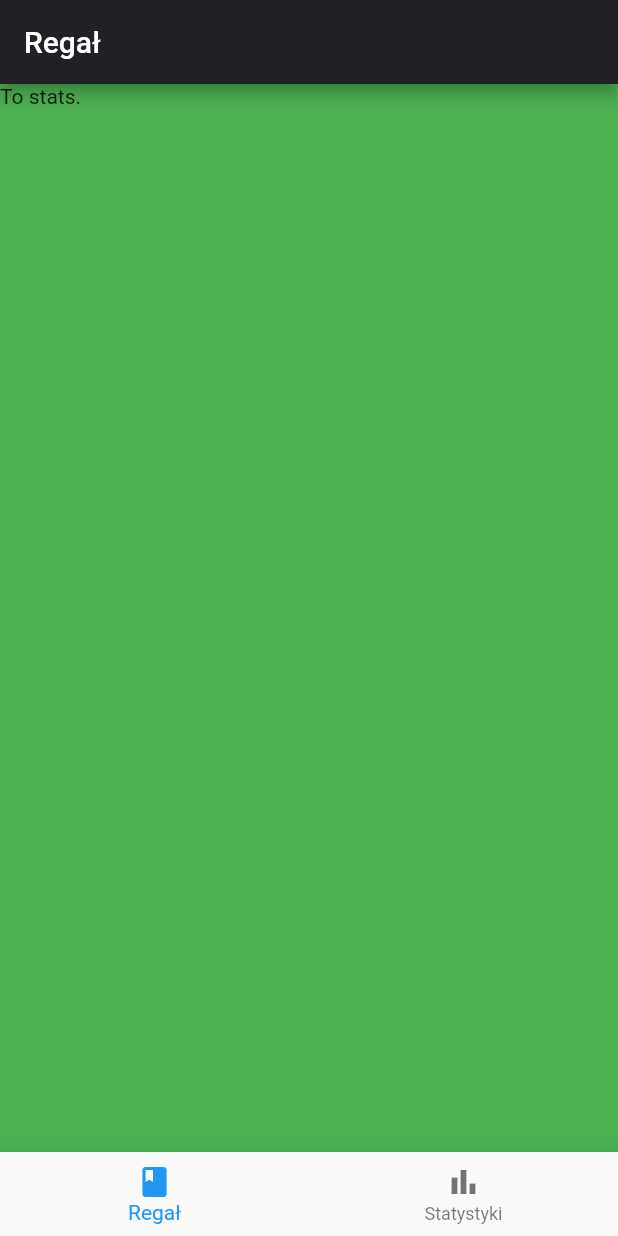
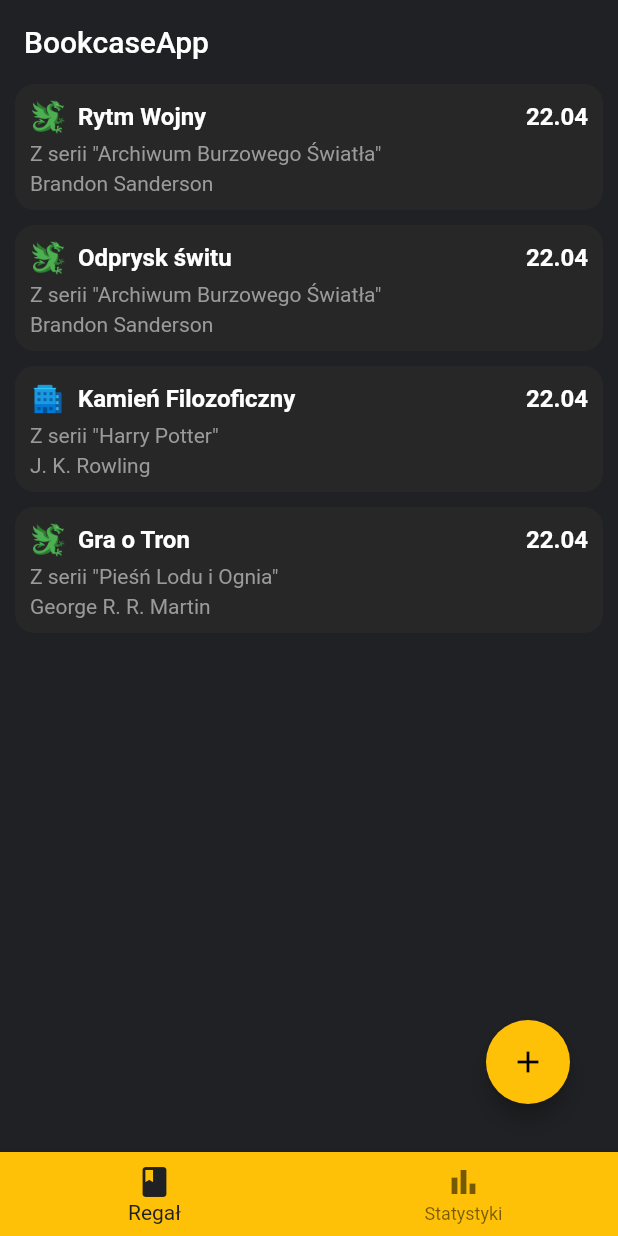
Before and after one commit to Wojw99/bookcase-app, a Flutter app: the screen it shows after launch, on a phone screen of 412 x 824 dp. Run offline on Flutter 3.47's test engine with Material 2 defaults, Android fonts, the phone set to English and light mode, and no system bars.

Commit message:
Working on view layer
- Bottom navigation
- BooksPage
- List with sample models
- Row widget for book model

```diff
--- a/lib/main.dart
+++ b/lib/main.dart
@@ -1,6 +1,10 @@
+import 'package:bookcase_app/utils/colors.dart';
+import 'package:bookcase_app/utils/strings.dart';
 import 'package:bookcase_app/viewmodels/books_vm.dart';
+import 'package:bookcase_app/viewmodels/menu_vm.dart';
 import 'package:bookcase_app/viewmodels/stats_vm.dart';
 import 'package:bookcase_app/views/pages/books_page.dart';
+import 'package:bookcase_app/views/pages/menu_page.dart';
 import 'package:flutter/material.dart';
 import 'package:provider/provider.dart';
 
@@ -12,13 +16,19 @@ class MyApp extends StatelessWidget {
   @override
   Widget build(BuildContext context) {
     return MaterialApp(
-      title: 'Flutter Demo',
+      title: kAppTitle,
       theme: ThemeData(
-        primarySwatch: Colors.blue,
+        brightness: Brightness.dark,
       ),
-      home: ChangeNotifierProvider(
-        create: (context) => BooksViewModel(),
-        child: BooksPage(),
+      home: MultiProvider(
+        providers: [
+          ChangeNotifierProvider<MenuViewModel>(create: (_) => MenuViewModel()),
+          ChangeNotifierProvider<BooksViewModel>(
+              create: (_) => BooksViewModel()),
+          ChangeNotifierProvider<StatsViewModel>(
+              create: (_) => StatsViewModel()),
+        ],
+        builder: (context, widget) => MenuPage(),
       ),
     );
   }
--- /dev/null
+++ b/lib/models/book.dart
@@ -0,0 +1,58 @@
+import 'package:bookcase_app/utils/enums.dart';
+import 'package:flutter/cupertino.dart';
+
+class Book {
+  final String id;
+  final String title;
+  final String author;
+  final String series;
+  final String note;
+  final DateTime dateLastEdition;
+  final DateTime dateAdded;
+  final ReadingState readingState;
+  final Genre genre;
+
+  Book({
+    @required this.id,
+    this.title = '',
+    this.author = '',
+    this.series = '',
+    this.note = '',
+    @required this.dateLastEdition,
+    @required this.dateAdded,
+    this.readingState = ReadingState.Read,
+    this.genre = Genre.Other,
+  });
+
+  @override
+  int get hashCode =>
+      id.hashCode ^
+      title.hashCode ^
+      author.hashCode ^
+      series.hashCode ^
+      note.hashCode ^
+      dateLastEdition.hashCode ^
+      dateAdded.hashCode ^
+      readingState.hashCode;
+
+  @override
+  bool operator ==(Object other) =>
+      identical(this, other) ||
+      other is Book &&
+          runtimeType == other.runtimeType &&
+          id == other.id &&
+          title == other.title &&
+          author == other.author &&
+          series == other.series &&
+          note == other.note &&
+          dateLastEdition == other.dateLastEdition &&
+          dateAdded == other.dateAdded &&
+          readingState == other.readingState;
+
+  @override
+  String toString() {
+    return 'Book { id: $id, title: $title, author: $author, '
+        'series: $series, note: $note, last edition: $dateLastEdition, '
+        'added date: $dateAdded, readingState: $readingState';
+  }
+}
--- /dev/null
+++ b/lib/utils/enums.dart
@@ -0,0 +1,16 @@
+enum ReadingState {
+  Abandoned,
+  Read,
+  Ended,
+}
+
+enum Genre {
+  HighFantasy,
+  LightFantasy,
+  UrbanFantasy,
+  Horror,
+  SciFi,
+  PopularScience,
+  HistoricalNovel,
+  Other,
+}
--- a/lib/utils/strings.dart
+++ b/lib/utils/strings.dart
@@ -1,3 +1,4 @@
 const String kAppTitle = 'BookcaseApp';
 const String kBookcase = 'Regał';
 const String kStats = 'Statystyki';
+const String kSeriesPrefix = 'Z serii';
--- a/lib/viewmodels/books_vm.dart
+++ b/lib/viewmodels/books_vm.dart
@@ -1,5 +1,44 @@
+import 'package:bookcase_app/models/book.dart';
+import 'package:bookcase_app/utils/enums.dart';
 import 'package:flutter/cupertino.dart';
 
 class BooksViewModel extends ChangeNotifier {
-  final text = 'Hello BooksViewModel!';
+  final books = [
+    Book(
+      id: 'asd34asd',
+      title: 'Rytm Wojny',
+      series: 'Archiwum Burzowego Światła',
+      author: 'Brandon Sanderson',
+      dateLastEdition: DateTime.utc(2021, 2, 13),
+      dateAdded: DateTime.utc(2021, 2, 13),
+      genre: Genre.HighFantasy,
+    ),
+    Book(
+      id: 'asd34asd4345',
+      title: 'Odprysk świtu',
+      series: 'Archiwum Burzowego Światła',
+      author: 'Brandon Sanderson',
+      dateLastEdition: DateTime.utc(2021, 1, 3),
+      dateAdded: DateTime.utc(2021, 1, 3),
+      genre: Genre.HighFantasy,
+    ),
+    Book(
+      id: 'asd34asd4',
+      title: 'Kamień Filozoficzny',
+      series: 'Harry Potter',
+      author: 'J. K. Rowling',
+      dateLastEdition: DateTime.utc(2021, 1, 22),
+      dateAdded: DateTime.utc(2021, 1, 22),
+      genre: Genre.UrbanFantasy,
+    ),
+    Book(
+      id: 'asd34asd5',
+      title: 'Gra o Tron',
+      series: 'Pieśń Lodu i Ognia',
+      author: 'George R. R. Martin',
+      dateLastEdition: DateTime.utc(2021, 3, 28),
+      dateAdded: DateTime.utc(2021, 3, 28),
+      genre: Genre.HighFantasy,
+    ),
+  ];
 }
--- /dev/null
+++ b/lib/viewmodels/menu_vm.dart
@@ -0,0 +1,11 @@
+import 'package:flutter/cupertino.dart';
+
+class MenuViewModel extends ChangeNotifier {
+  int _currentIndex = 0;
+  int get currentIndex => _currentIndex;
+
+  void changeIndex(int index) {
+    _currentIndex = index;
+    notifyListeners();
+  }
+}
--- a/lib/views/pages/books_page.dart
+++ b/lib/views/pages/books_page.dart
@@ -3,6 +3,7 @@ import 'package:bookcase_app/utils/strings.dart';
 import 'package:bookcase_app/viewmodels/books_vm.dart';
 import 'package:bookcase_app/views/pages/stats_page.dart';
 import 'package:bookcase_app/views/view_helper.dart';
+import 'package:bookcase_app/views/widgets/row_book.dart';
 import 'package:flutter/cupertino.dart';
 import 'package:flutter/material.dart';
 import 'package:provider/provider.dart';
@@ -10,35 +11,34 @@ import 'package:provider/provider.dart';
 class BooksPage extends StatelessWidget {
   @override
   Widget build(BuildContext context) {
+    final _viewModel = Provider.of<BooksViewModel>(context, listen: true);
     return Scaffold(
-      appBar: AppBar(
-        title: Text(kBookcase),
-        backgroundColor: kColorDark,
-      ),
+      /// * * * * * * BODY * * * * * *
       body: Container(
-        color: Colors.green,
-        child: Column(
-          crossAxisAlignment: CrossAxisAlignment.stretch,
-          children: [
-            Text('To stats.'),
-          ],
+        color: kColorDark,
+        child: ListView.builder(
+          itemCount: _viewModel.books.length,
+          itemBuilder: (context, index) {
+            final book = _viewModel.books[index];
+            return BookRow(
+              title: book.title,
+              series: book.series,
+              author: book.author,
+              date: book.dateLastEdition,
+              genre: book.genre,
+            );
+          },
         ),
       ),
-      bottomNavigationBar: BottomNavigationBar(
-        currentIndex: 0,
-        onTap: (index) {
-          ViewHelper.navigateToPage(context, index);
-        },
-        items: [
-          BottomNavigationBarItem(
-            icon: Icon(Icons.book),
-            label: kBookcase,
-          ),
-          BottomNavigationBarItem(
-            icon: Icon(Icons.bar_chart),
-            label: kStats,
-          ),
-        ],
+
+      /// * * * * * * F BUTTON * * * * * *
+      floatingActionButton: Padding(
+        padding: EdgeInsets.all(16.0),
+        child: FloatingActionButton(
+          backgroundColor: kColorMain,
+          onPressed: () {},
+          child: Icon(Icons.add),
+        ),
       ),
     );
   }
--- /dev/null
+++ b/lib/views/pages/menu_page.dart
@@ -0,0 +1,52 @@
+import 'package:bookcase_app/utils/colors.dart';
+import 'package:bookcase_app/utils/strings.dart';
+import 'package:bookcase_app/viewmodels/menu_vm.dart';
+import 'package:bookcase_app/views/pages/books_page.dart';
+import 'package:bookcase_app/views/pages/stats_page.dart';
+import 'package:flutter/cupertino.dart';
+import 'package:flutter/material.dart';
+import 'package:provider/provider.dart';
+
+final pages = [
+  BooksPage(),
+  StatsPage(),
+];
+
+class MenuPage extends StatelessWidget {
+  @override
+  Widget build(BuildContext context) {
+    final _viewModel = Provider.of<MenuViewModel>(context, listen: true);
+    return Scaffold(
+      /// * * * * * * APP BAR * * * * * *
+      appBar: AppBar(
+        title: Text(kAppTitle),
+        elevation: 0.0,
+        backgroundColor: kColorDark,
+      ),
+
+      /// * * * * * * BODY * * * * * *
+      body: pages[_viewModel.currentIndex],
+
+      /// * * * * * * BOTTOM NAVIGATION BAR * * * * * *
+      bottomNavigationBar: BottomNavigationBar(
+        backgroundColor: kColorMain,
+        selectedItemColor: kColorDark,
+        unselectedItemColor: Colors.black54,
+        currentIndex: _viewModel.currentIndex,
+        onTap: (index) {
+          _viewModel.changeIndex(index);
+        },
+        items: [
+          BottomNavigationBarItem(
+            icon: Icon(Icons.book),
+            label: kBookcase,
+          ),
+          BottomNavigationBarItem(
+            icon: Icon(Icons.bar_chart),
+            label: kStats,
+          ),
+        ],
+      ),
+    );
+  }
+}
--- a/lib/views/pages/stats_page.dart
+++ b/lib/views/pages/stats_page.dart
@@ -1,3 +1,4 @@
+import 'package:bookcase_app/utils/colors.dart';
 import 'package:bookcase_app/utils/strings.dart';
 import 'package:bookcase_app/viewmodels/stats_vm.dart';
 import 'package:bookcase_app/views/view_helper.dart';
@@ -10,11 +11,9 @@ class StatsPage extends StatelessWidget {
   @override
   Widget build(BuildContext context) {
     return Scaffold(
-      appBar: AppBar(
-        title: Text(kStats),
-      ),
+      /// * * * * * * BODY * * * * * *
       body: Container(
-        color: Colors.blue,
+        color: kColorDark,
         child: Column(
           crossAxisAlignment: CrossAxisAlignment.stretch,
           children: [
@@ -22,22 +21,6 @@ class StatsPage extends StatelessWidget {
           ],
         ),
       ),
-      bottomNavigationBar: BottomNavigationBar(
-        currentIndex: 1,
-        onTap: (index) {
-          ViewHelper.navigateToPage(context, index);
-        },
-        items: [
-          BottomNavigationBarItem(
-            icon: Icon(Icons.book),
-            label: kBookcase,
-          ),
-          BottomNavigationBarItem(
-            icon: Icon(Icons.bar_chart),
-            label: kStats,
-          ),
-        ],
-      ),
     );
   }
 }
--- a/lib/views/view_helper.dart
+++ b/lib/views/view_helper.dart
@@ -1,38 +1,20 @@
-import 'package:bookcase_app/viewmodels/books_vm.dart';
-import 'package:bookcase_app/viewmodels/stats_vm.dart';
-import 'package:bookcase_app/views/pages/books_page.dart';
-import 'package:bookcase_app/views/pages/stats_page.dart';
-import 'package:flutter/cupertino.dart';
-import 'package:provider/provider.dart';
+import 'package:bookcase_app/utils/enums.dart';
 
 class ViewHelper {
-  static void navigateToPage(BuildContext context, int pageNumber) {
-    if (pageNumber == 1) {
-      Navigator.pushReplacement(
-        context,
-        PageRouteBuilder(
-          pageBuilder: (context, anim1, anim2) {
-            return ChangeNotifierProvider(
-              create: (context) => StatsViewModel(),
-              child: StatsPage(),
-            );
-          },
-          transitionDuration: Duration(seconds: 0),
-        ),
-      );
-    } else if (pageNumber == 0) {
-      Navigator.pushReplacement(
-        context,
-        PageRouteBuilder(
-          pageBuilder: (context, anim1, anim2) {
-            return ChangeNotifierProvider(
-              create: (context) => BooksViewModel(),
-              child: BooksPage(),
-            );
-          },
-          transitionDuration: Duration(seconds: 0),
-        ),
-      );
-    }
+  static String getImgSourceForGenre(Genre genre) {
+    if (genre == Genre.UrbanFantasy)
+      return 'assets/img/i_company.png';
+    else if (genre == Genre.HighFantasy)
+      return 'assets/img/i_dragon.png';
+    else if (genre == Genre.HistoricalNovel)
+      return 'assets/img/i_knight.png';
+    else if (genre == Genre.SciFi)
+      return 'assets/img/i_ship_space.png';
+    else if (genre == Genre.LightFantasy)
+      return 'assets/img/i_sword.png';
+    else if (genre == Genre.Horror)
+      return 'assets/img/i_thriller.png';
+    else // (genre == Genre.Other)
+      return 'assets/img/i_thriller.png';
   }
 }
--- /dev/null
+++ b/lib/views/widgets/row_book.dart
@@ -0,0 +1,89 @@
+import 'package:bookcase_app/utils/colors.dart';
+import 'package:bookcase_app/utils/enums.dart';
+import 'package:bookcase_app/utils/strings.dart';
+import 'package:bookcase_app/views/view_helper.dart';
+import 'package:flutter/cupertino.dart';
+
+class BookRow extends StatelessWidget {
+  final String title;
+  final String series;
+  final String author;
+  final DateTime date;
+  final Genre genre;
+
+  // for inside and outside padding
+  static const paddingNumber = 10.0;
+
+  BookRow({
+    @required this.title,
+    @required this.series,
+    @required this.author,
+    @required this.date,
+    @required this.genre,
+  });
+
+  @override
+  Widget build(BuildContext context) {
+    return Padding(
+      padding: EdgeInsets.only(
+          left: paddingNumber, right: paddingNumber, bottom: paddingNumber),
+      child: Container(
+        decoration: BoxDecoration(
+          color: kColorGreyDark,
+          borderRadius: BorderRadius.circular(13.0),
+        ),
+        child: Padding(
+          padding: EdgeInsets.all(paddingNumber),
+          child: Column(
+            crossAxisAlignment: CrossAxisAlignment.stretch,
+            mainAxisAlignment: MainAxisAlignment.center,
+            children: [
+              Row(
+                children: [
+                  Image.asset(
+                    ViewHelper.getImgSourceForGenre(genre),
+                    height: 24.0,
+                  ),
+                  SizedBox(width: 8.0),
+                  Expanded(
+                    child: Text(
+                      title,
+                      style: kRowHeaderStyle,
+                    ),
+                  ),
+                  Text(
+                    // TODO: row date
+                    '22.04',
+                    style: kRowHeaderStyle,
+                  ),
+                ],
+              ),
+              SizedBox(height: 4.0),
+              Text(
+                '$kSeriesPrefix \"$series\"',
+                style: kRowParagraphStyle,
+              ),
+              SizedBox(height: 4.0),
+              Text(
+                author,
+                style: kRowParagraphStyle,
+              ),
+            ],
+          ),
+        ),
+      ),
+    );
+  }
+}
+
+const kRowParagraphStyle = TextStyle(
+  fontSize: 14.0,
+  fontWeight: FontWeight.normal,
+  color: kColorTextDark,
+);
+
+const kRowHeaderStyle = TextStyle(
+  fontSize: 16.0,
+  fontWeight: FontWeight.bold,
+  color: kColorTextLight,
+);
--- a/pubspec.yaml
+++ b/pubspec.yaml
@@ -21,10 +21,8 @@ dev_dependencies:
 flutter:
   uses-material-design: true
 
-  # To add assets to your application, add an assets section, like this:
-  # assets:
-  #   - images/a_dot_burr.jpeg
-  #   - images/a_dot_ham.jpeg
+  assets:
+    - assets/img/
 
   # An image asset can refer to one or more resolution-specific "variants", see
   # https://flutter.dev/assets-and-images/#resolution-aware.
```
Also changed, not shown: assets/img/i_company.png (added), assets/img/i_dragon.png (added), assets/img/i_knight.png (added), assets/img/i_ship_space.png (added), assets/img/i_sword.png (added), assets/img/i_thriller.png (added).
